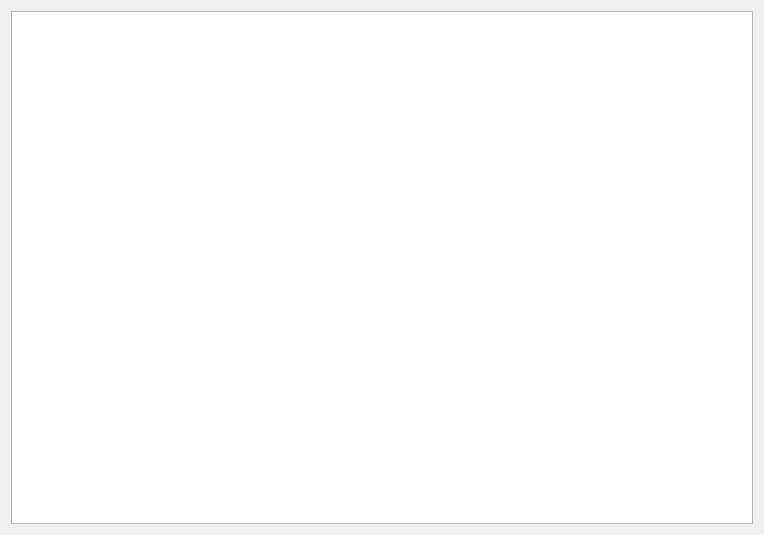
neurocomputer/MemriBoard, file gui/uies/help.ui: the form before one commit.
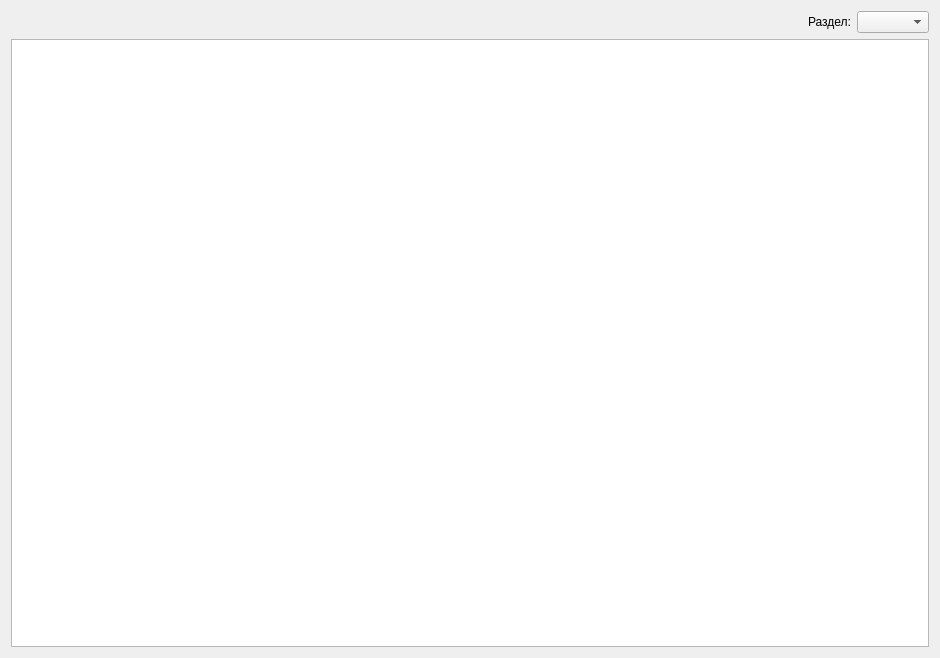
The form after the commit.

Patch:
```diff
--- a/gui/uies/help.ui
+++ b/gui/uies/help.ui
@@ -6,14 +6,41 @@
    <rect>
     <x>0</x>
     <y>0</y>
-    <width>764</width>
-    <height>535</height>
+    <width>940</width>
+    <height>658</height>
    </rect>
   </property>
   <property name="windowTitle">
    <string>Справка</string>
   </property>
   <layout class="QVBoxLayout" name="verticalLayout">
+   <item>
+    <layout class="QHBoxLayout" name="horizontalLayout">
+     <item>
+      <spacer name="horizontalSpacer">
+       <property name="orientation">
+        <enum>Qt::Horizontal</enum>
+       </property>
+       <property name="sizeHint" stdset="0">
+        <size>
+         <width>40</width>
+         <height>20</height>
+        </size>
+       </property>
+      </spacer>
+     </item>
+     <item>
+      <widget class="QLabel" name="label_section">
+       <property name="text">
+        <string>Раздел:</string>
+       </property>
+      </widget>
+     </item>
+     <item>
+      <widget class="QComboBox" name="comboBox_section"/>
+     </item>
+    </layout>
+   </item>
    <item>
     <widget class="QTextBrowser" name="textBrowser"/>
    </item>
```
